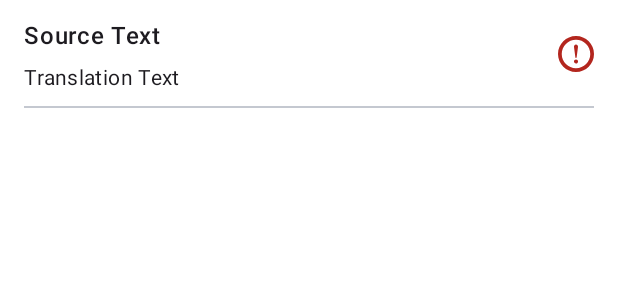
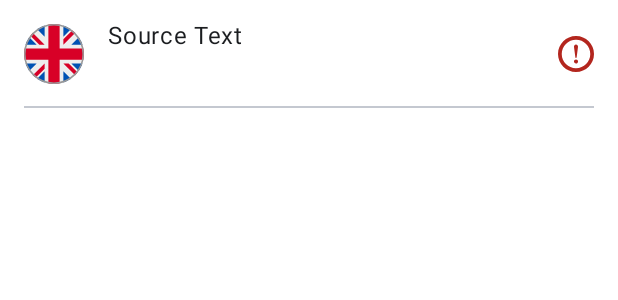
Before and after one commit to CatVasiliy/MyDic, an Android app: the layout item_translation.xml on its own in the app's theme, with its tools: preview values and no code run, on a phone screen of 412 x 824 dp. Shown: the top 300 px of the screen. Run offline under Robolectric (Android 15) with nearby library versions, the light colour scheme and no system bars.

Commit message:
Redesigned item_translation.xml.

```diff
--- a/app/src/main/java/com/catvasiliy/mydic/presentation/translations_list/TranslationsListAdapter.kt
+++ b/app/src/main/java/com/catvasiliy/mydic/presentation/translations_list/TranslationsListAdapter.kt
@@ -2,12 +2,16 @@ package com.catvasiliy.mydic.presentation.translations_list
 
 import android.view.LayoutInflater
 import android.view.ViewGroup
+import androidx.annotation.DrawableRes
 import androidx.navigation.findNavController
 import androidx.recyclerview.widget.DiffUtil
 import androidx.recyclerview.widget.ListAdapter
 import androidx.recyclerview.widget.RecyclerView.ViewHolder
+import com.catvasiliy.mydic.R
 import com.catvasiliy.mydic.databinding.ItemTranslationBinding
+import com.catvasiliy.mydic.presentation.model.translation.UiExtendedLanguage
 import com.catvasiliy.mydic.presentation.model.translation.UiTranslationListItem
+import com.catvasiliy.mydic.presentation.util.hideAndShowOther
 import com.catvasiliy.mydic.presentation.util.showIf
 
 class TranslationsListAdapter
@@ -40,9 +44,25 @@ class TranslationViewHolder(private val binding: ItemTranslationBinding) : ViewH
             view.findNavController().navigate(action)
         }
 
+        val sourceLanguage = translationItem.sourceLanguage
+        @DrawableRes
+        val sourceLanguageDrawable = if (sourceLanguage is UiExtendedLanguage.Known) {
+            sourceLanguage.language.drawableResId
+        } else {
+            R.drawable.language_icon_unknown
+        }
+
+        ivSourceLanguage.setImageResource(sourceLanguageDrawable)
         tvSource.text = translationItem.sourceText
-        tvTranslation.text = translationItem.translationText ?: ""
-        ivProblem.showIf { translationItem.isMissingTranslation }
+
+        if (translationItem.translationText != null) {
+            tvMissingTranslation.hideAndShowOther(tvTranslation)
+            tvTranslation.text = translationItem.translationText
+        } else {
+            tvTranslation.hideAndShowOther(tvMissingTranslation)
+        }
+
+        ivMissingTranslation.showIf { translationItem.isMissingTranslation }
     }
 }
 
--- a/app/src/main/res/drawable/icon_attention.xml
+++ b/app/src/main/res/drawable/icon_attention.xml
@@ -1,17 +1,16 @@
 <vector
     xmlns:android="http://schemas.android.com/apk/res/android"
-    android:width="24dp"
-    android:height="24dp"
+    android:width="800dp"
+    android:height="800dp"
     android:viewportWidth="512"
-    android:viewportHeight="512"
-    android:tint="#000000">
+    android:viewportHeight="512">
   <path
       android:pathData="M437.01,74.98C390.77,28.7 326.61,-0.01 256,0C185.39,-0.01 121.22,28.7 74.98,74.98C28.7,121.22 -0.01,185.39 0,256c-0.01,70.61 28.7,134.78 74.98,181.02C121.22,483.3 185.39,512.02 256,512c70.61,0.01 134.77,-28.7 181.01,-74.98c46.29,-46.24 75,-110.41 74.99,-181.02C512.01,185.39 483.3,121.22 437.01,74.98zM399.47,112.53c36.76,36.8 59.41,87.36 59.43,143.47c-0.01,56.12 -22.67,106.67 -59.43,143.47c-36.81,36.76 -87.36,59.42 -143.47,59.43c-56.12,-0.01 -106.67,-22.67 -143.47,-59.43C75.76,362.67 53.11,312.12 53.1,256c0.01,-56.12 22.67,-106.67 59.43,-143.47c36.8,-36.76 87.36,-59.42 143.47,-59.43C312.11,53.11 362.67,75.76 399.47,112.53z"
-      android:fillColor="@android:color/white"/>
+      android:fillColor="#000000"/>
   <path
       android:pathData="M246.68,303.59c0.31,2.08 1.35,4.07 3.1,5.99c1.75,1.91 3.82,2.87 6.22,2.87c5.57,0 8.68,-2.95 9.31,-8.85l18.64,-143.21c0.31,-2.53 0.47,-6.13 0.47,-10.75c0,-7.17 -2.47,-13.69 -7.4,-19.59c-4.94,-5.89 -11.95,-8.84 -21.03,-8.84c-9.41,0 -16.5,3.02 -21.27,9.07c-4.78,5.9 -7.17,12.36 -7.17,19.36c0,4.31 0.16,7.89 0.47,10.75L246.68,303.59z"
-      android:fillColor="@android:color/white"/>
+      android:fillColor="#000000"/>
   <path
       android:pathData="M256,390.79c8.12,0 14.96,-2.78 20.55,-8.36c5.57,-5.56 8.36,-12.42 8.36,-20.54c0,-8.13 -2.79,-14.98 -8.36,-20.56c-5.41,-5.42 -12.27,-8.13 -20.55,-8.13c-8.12,0 -14.97,2.8 -20.56,8.36c-5.58,5.59 -8.36,12.35 -8.36,20.32c0,7.64 2.78,14.41 8.36,20.3C241.03,387.93 247.88,390.79 256,390.79z"
-      android:fillColor="@android:color/white"/>
+      android:fillColor="#000000"/>
 </vector>
--- a/app/src/main/res/layout/item_translation.xml
+++ b/app/src/main/res/layout/item_translation.xml
@@ -5,40 +5,66 @@
     xmlns:tools="http://schemas.android.com/tools"
     android:layout_width="match_parent"
     android:layout_height="72dp"
-    android:paddingTop="8dp"
-    android:paddingStart="16dp"
-    android:paddingEnd="16dp"
+    android:paddingHorizontal="16dp"
     android:clickable="true"
     android:focusable="true"
     android:foreground="?attr/selectableItemBackground">
 
-    <TextView
+    <ImageView
+        android:id="@+id/ivSourceLanguage"
+        android:layout_width="40dp"
+        android:layout_height="40dp"
+        app:layout_constraintTop_toTopOf="parent"
+        app:layout_constraintBottom_toBottomOf="parent"
+        app:layout_constraintStart_toStartOf="parent"
+        tools:src="@drawable/language_icon_great_britain" />
+
+    <com.google.android.material.textview.MaterialTextView
         android:id="@+id/tvSource"
         android:layout_width="0dp"
         android:layout_height="wrap_content"
+        android:layout_marginTop="8dp"
+        android:layout_marginStart="16dp"
         android:paddingVertical="4dp"
         android:maxLines="1"
         android:ellipsize="end"
-        android:fontFamily="sans-serif-medium"
-        android:textAppearance="@style/TextAppearance.Material3.BodyLarge"
+        android:textAppearance="?attr/textAppearanceBodyLarge"
         app:layout_constraintTop_toTopOf="parent"
-        app:layout_constraintStart_toStartOf="parent"
+        app:layout_constraintStart_toEndOf="@id/ivSourceLanguage"
         app:layout_constraintEnd_toStartOf="@id/barrier"
         tools:text="Source Text" />
 
-    <TextView
+
+    <com.google.android.material.textview.MaterialTextView
         android:id="@+id/tvTranslation"
         android:layout_width="0dp"
         android:layout_height="wrap_content"
+        android:visibility="gone"
+        android:layout_marginStart="16dp"
         android:paddingVertical="3dp"
         android:maxLines="1"
         android:ellipsize="end"
-        android:fontFamily="sans-serif"
-        android:textAppearance="@style/TextAppearance.Material3.BodyMedium"
+        android:textAppearance="?attr/textAppearanceBodyMedium"
         app:layout_constraintTop_toBottomOf="@id/tvSource"
-        app:layout_constraintStart_toStartOf="parent"
+        app:layout_constraintStart_toEndOf="@id/ivSourceLanguage"
         app:layout_constraintEnd_toStartOf="@id/barrier"
         tools:text="Translation Text" />
+
+    <com.google.android.material.textview.MaterialTextView
+        android:id="@+id/tvMissingTranslation"
+        android:layout_width="0dp"
+        android:layout_height="wrap_content"
+        android:visibility="gone"
+        android:layout_marginStart="16dp"
+        android:paddingVertical="3dp"
+        android:maxLines="1"
+        android:ellipsize="end"
+        android:text="@string/missing_translation"
+        android:textColor="?attr/colorError"
+        android:textAppearance="?attr/textAppearanceBodyMedium"
+        app:layout_constraintTop_toBottomOf="@id/tvSource"
+        app:layout_constraintStart_toEndOf="@id/ivSourceLanguage"
+        app:layout_constraintEnd_toStartOf="@id/barrier" />
 
     <androidx.constraintlayout.widget.Barrier
         android:id="@+id/barrier"
@@ -47,21 +73,22 @@
         app:barrierDirection="start" />
 
     <ImageView
-        android:id="@+id/ivProblem"
+        android:id="@+id/ivMissingTranslation"
         android:layout_width="24dp"
         android:layout_height="24dp"
         android:layout_marginStart="16dp"
         android:src="@drawable/icon_attention"
+        app:tint="?attr/colorError"
         app:layout_constraintTop_toTopOf="parent"
-        app:layout_constraintBottom_toBottomOf="@id/tvTranslation"
+        app:layout_constraintBottom_toBottomOf="parent"
         app:layout_constraintStart_toEndOf="@id/barrier"
-        app:layout_constraintEnd_toEndOf="parent"
-        app:tint="?attr/colorError" />
+        app:layout_constraintEnd_toEndOf="parent" />
 
     <com.google.android.material.divider.MaterialDivider
         android:id="@+id/divider"
         android:layout_width="match_parent"
         android:layout_height="wrap_content"
+        android:layout_marginTop="8dp"
         app:layout_constraintBottom_toBottomOf="parent"
         app:layout_constraintStart_toStartOf="parent"
         app:layout_constraintEnd_toEndOf="parent" />
--- a/app/src/main/res/values/strings.xml
+++ b/app/src/main/res/values/strings.xml
@@ -8,6 +8,7 @@
     <string name="delete_translation_snackbar">Translation deleted</string>
     <string name="undo">Undo</string>
     <string name="no_translations">There are no saved translations. Click Add button to translate.</string>
+    <string name="missing_translation">Translation is not available!</string>
 
     <string name="organize_translations">Organize translations</string>
     <string name="sort_by">Sort by</string>
--- a/app/src/main/res/values/themes.xml
+++ b/app/src/main/res/values/themes.xml
@@ -18,6 +18,7 @@
         <item name="colorOutlineVariant">@color/outlineVariant</item>
 
         <item name="android:colorBackground">?attr/colorSurface</item>
+        <item name="android:textColorPrimary">?attr/colorOnSurface</item>
 
         <item name="toolbarStyle">@style/MyDic.Widget.Toolbar</item>
         <item name="radioButtonStyle">@style/MyDic.Widget.RadioButton</item>
```
Also changed, not shown: 1 other file.
